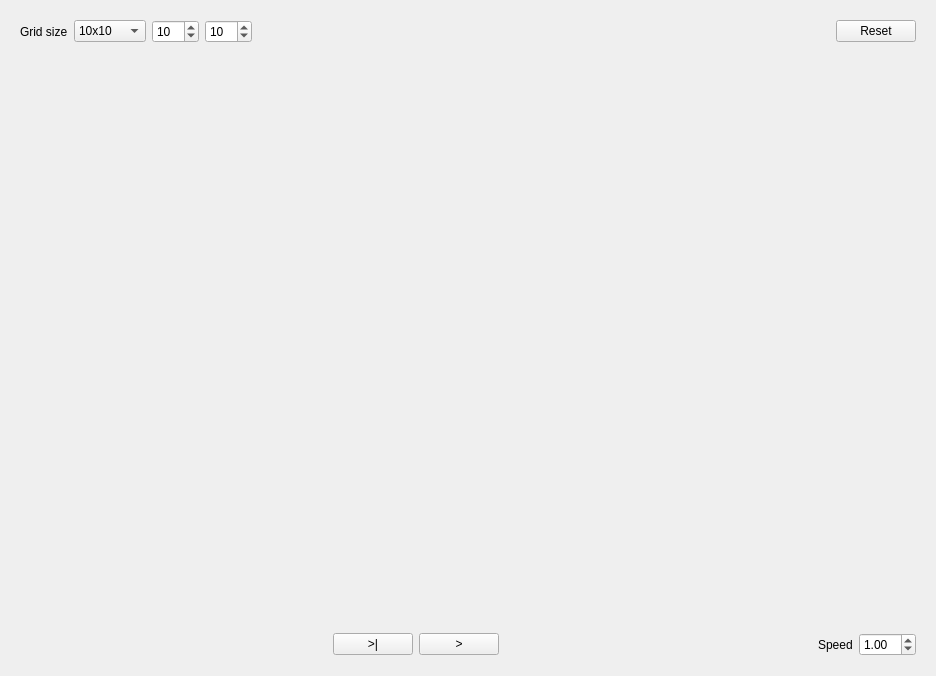
First picture: the form in game_of_life.ui, repository 1000101cz/game_of_life, before the edit.
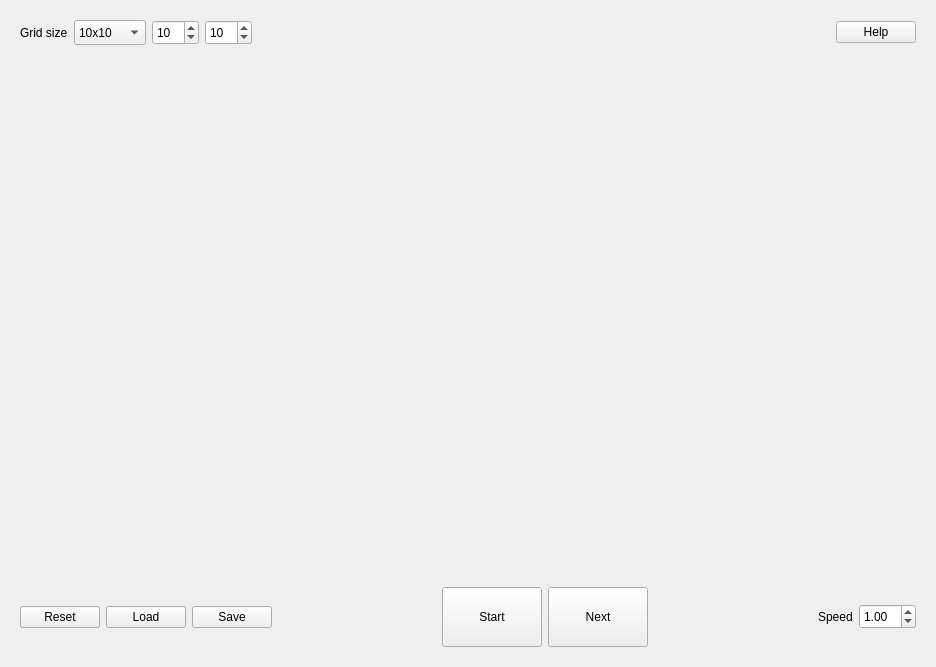
Second picture: the form after the edit.

What changed in the file:
```diff
--- a/game_of_life.ui
+++ b/game_of_life.ui
@@ -7,7 +7,7 @@
     <x>0</x>
     <y>0</y>
     <width>936</width>
-    <height>676</height>
+    <height>667</height>
    </rect>
   </property>
   <property name="windowTitle">
@@ -26,6 +26,12 @@
       </item>
       <item>
        <widget class="QComboBox" name="comboBox">
+        <property name="minimumSize">
+         <size>
+          <width>0</width>
+          <height>25</height>
+         </size>
+        </property>
         <item>
          <property name="text">
           <string>10x10</string>
@@ -50,6 +56,12 @@
       </item>
       <item>
        <widget class="QSpinBox" name="spinBox_columns">
+        <property name="minimumSize">
+         <size>
+          <width>0</width>
+          <height>25</height>
+         </size>
+        </property>
         <property name="minimum">
          <number>5</number>
         </property>
@@ -63,6 +75,12 @@
       </item>
       <item>
        <widget class="QSpinBox" name="spinBox_rows">
+        <property name="minimumSize">
+         <size>
+          <width>0</width>
+          <height>25</height>
+         </size>
+        </property>
         <property name="minimum">
          <number>5</number>
         </property>
@@ -88,9 +106,9 @@
        </spacer>
       </item>
       <item>
-       <widget class="QPushButton" name="pushButton_reset">
+       <widget class="QPushButton" name="pushButton_help">
         <property name="text">
-         <string>Reset</string>
+         <string>Help</string>
         </property>
        </widget>
       </item>
@@ -134,7 +152,28 @@
    </item>
    <item>
     <widget class="QWidget" name="widget_3" native="true">
-     <layout class="QHBoxLayout" name="horizontalLayout_2" stretch="1,0,0,1,0,0">
+     <layout class="QHBoxLayout" name="horizontalLayout_2" stretch="0,0,0,1,0,0,1,0,0">
+      <item>
+       <widget class="QPushButton" name="pushButton_reset">
+        <property name="text">
+         <string>Reset</string>
+        </property>
+       </widget>
+      </item>
+      <item>
+       <widget class="QPushButton" name="pushButton_preset">
+        <property name="text">
+         <string>Load</string>
+        </property>
+       </widget>
+      </item>
+      <item>
+       <widget class="QPushButton" name="pushButton_save">
+        <property name="text">
+         <string>Save</string>
+        </property>
+       </widget>
+      </item>
       <item>
        <spacer name="horizontalSpacer_2">
         <property name="orientation">
@@ -150,15 +189,27 @@
       </item>
       <item>
        <widget class="QPushButton" name="pushButton_start_stop">
+        <property name="minimumSize">
+         <size>
+          <width>100</width>
+          <height>60</height>
+         </size>
+        </property>
         <property name="text">
-         <string>&gt;|</string>
+         <string>Start</string>
         </property>
        </widget>
       </item>
       <item>
        <widget class="QPushButton" name="pushButton_next">
+        <property name="minimumSize">
+         <size>
+          <width>100</width>
+          <height>60</height>
+         </size>
+        </property>
         <property name="text">
-         <string>&gt;</string>
+         <string>Next</string>
         </property>
        </widget>
       </item>
@@ -184,6 +235,12 @@
       </item>
       <item>
        <widget class="QDoubleSpinBox" name="doubleSpinBox">
+        <property name="minimumSize">
+         <size>
+          <width>0</width>
+          <height>25</height>
+         </size>
+        </property>
         <property name="minimum">
          <double>0.250000000000000</double>
         </property>
```
